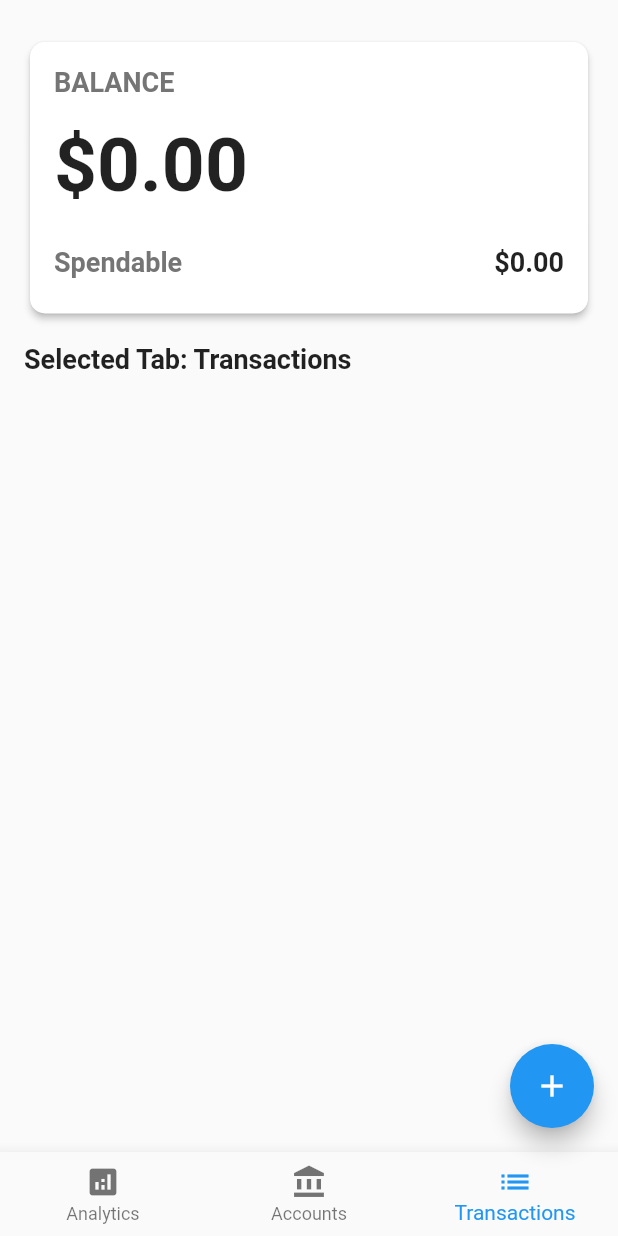
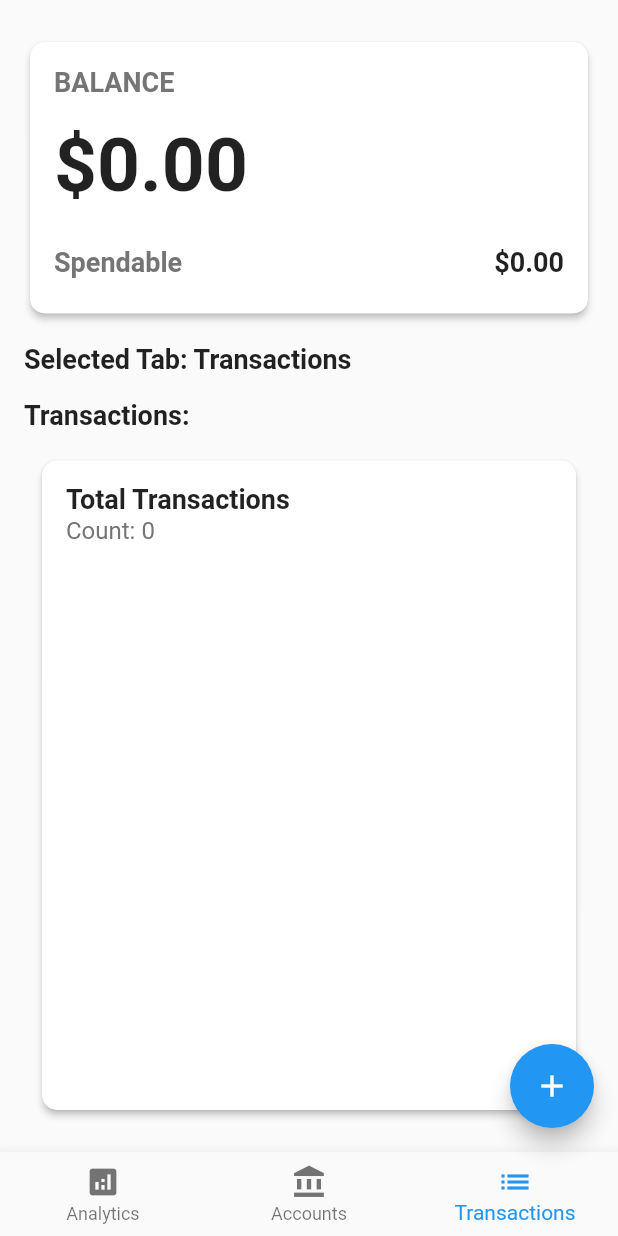
Before and after one commit to rpyncierto/AllowancePal, a Flutter app: the screen it shows after launch, after a tap on "Log in", on a phone screen of 412 x 824 dp. Run offline on Flutter 3.47's test engine with Material 2 defaults, Android fonts, the light colour scheme and no system bars; our stand-ins replace firebase_core, shared_preferences; accounts and stored records are empty.

Commit message:
feat: added saving of and fetching of transactions

```diff
--- a/lib/screens/authentication/sign_in.dart
+++ b/lib/screens/authentication/sign_in.dart
@@ -1,7 +1,7 @@
 import 'package:flutter/material.dart';
 import 'package:flutter/gestures.dart';
 import '../route_transition.dart';
-import '../tracker/dashboard.dart';
+import '../tracker/dashboard_page.dart';
 import 'sign_up.dart';
 
 class SignInPage extends StatefulWidget {
--- a/lib/screens/tracker/dashboard.dart
+++ b/lib/screens/tracker/dashboard_page.dart
@@ -3,6 +3,7 @@ import 'package:shared_preferences/shared_preferences.dart';
 import 'dart:convert';
 
 import 'account.dart';
+import 'transaction.dart';
 
 class DashboardPage extends StatefulWidget {
   @override
@@ -14,6 +15,7 @@ class _DashboardPageState extends State<DashboardPage> {
 
   List<String> tabNames = ['Analytics', 'Accounts', 'Transactions'];
   List<Account> accounts = [];
+  List<Transaction> transactions = [];
 
   String accountName = '';
   double balance = 0.0;
@@ -23,6 +25,7 @@ class _DashboardPageState extends State<DashboardPage> {
   void initState() {
     super.initState();
     _fetchAccountData();
+    _fetchTransactionData();
   }
 
   Future<void> _fetchAccountData() async {
@@ -37,10 +40,31 @@ class _DashboardPageState extends State<DashboardPage> {
     }
   }
 
+  Future<void> _fetchTransactionData() async {
+    SharedPreferences prefs = await SharedPreferences.getInstance();
+    String? transactionData = prefs.getString('transactions');
+
+    if (transactionData != null) {
+      List<dynamic> transactionList = json.decode(transactionData);
+      setState(() {
+        transactions = transactionList
+            .map((item) => Transaction.fromJson(item as Map<String, dynamic>)
+                as Transaction)
+            .toList();
+      });
+    }
+  }
+
   Future<void> _saveAccountData() async {
     SharedPreferences prefs = await SharedPreferences.getInstance();
     String accountData = json.encode(accounts);
     await prefs.setString('accounts', accountData);
+  }
+
+  Future<void> _saveTransactionData() async {
+    SharedPreferences prefs = await SharedPreferences.getInstance();
+    String transactionData = json.encode(transactions);
+    await prefs.setString('transactions', transactionData);
   }
 
   @override
@@ -180,18 +204,44 @@ class _DashboardPageState extends State<DashboardPage> {
                     ),
                   ),
                 ),
-
               ],
               if (_selectedIndex == 2) ...[
                 const SizedBox(height: 16.0),
-                const Expanded(
-                  child:  Padding(
-                      padding: EdgeInsets.all(
-                        8.0,
+                Text(
+                  'Transactions:',
+                  style: TextStyle(
+                    fontSize: 18.0,
+                    fontWeight: FontWeight.bold,
+                  ),
+                ),
+                const SizedBox(height: 8.0),
+                Expanded(
+                  child: Padding(
+                    padding: const EdgeInsets.all(8.0),
+                    child: Card(
+                      elevation: 2.0,
+                      shape: RoundedRectangleBorder(
+                        borderRadius: BorderRadius.circular(10.0),
+                      ),
+                      child: ListTile(
+                        title: Text(
+                          'Total Transactions',
+                          style: const TextStyle(
+                            fontSize: 18.0,
+                            fontWeight: FontWeight.bold,
+                          ),
+                        ),
+                        subtitle: Text(
+                          'Count: ${transactions.length}',
+                          style: TextStyle(
+                            fontSize: 16.0,
+                            color: Colors.grey[600],
                           ),
                         ),
                       ),
-                const SizedBox(height: 16.0),
+                    ),
+                  ),
+                ),
               ],
             ],
           ),
@@ -343,6 +393,7 @@ class _DashboardPageState extends State<DashboardPage> {
     String? transactionType;
     double transactionAmount = 0.0;
     Account? selectedAccount;
+    String transactionDescription = '';
 
     showDialog(
       context: context,
@@ -354,7 +405,8 @@ class _DashboardPageState extends State<DashboardPage> {
               mainAxisSize: MainAxisSize.min,
               children: [
                 DropdownButtonFormField<String>(
-                  decoration: const InputDecoration(labelText: 'Transaction Type'),
+                  decoration:
+                      const InputDecoration(labelText: 'Transaction Type'),
                   value: transactionType,
                   onChanged: (value) {
                     setState(() {
@@ -400,6 +452,7 @@ class _DashboardPageState extends State<DashboardPage> {
                   decoration: InputDecoration(labelText: 'Description'),
                   onChanged: (value) {
                     setState(() {
+                      transactionDescription = value;
                     });
                   },
                 ),
@@ -425,6 +478,12 @@ class _DashboardPageState extends State<DashboardPage> {
                   selectedAccount!.balance -= transactionAmount;
                 }
 
+                transactions.add(Transaction(
+                    amount: transactionAmount,
+                    transactionType: transactionType!,
+                    account: selectedAccount!,
+                    description: transactionDescription));
+
                 // Save the updated account data
                 _saveAccountData();
                 // Fetch the updated account data
--- /dev/null
+++ b/lib/screens/tracker/transaction.dart
@@ -0,0 +1,24 @@
+import 'account.dart';
+
+class Transaction {
+  final double amount;
+  final String transactionType;
+  final Account account;
+  final String description;
+
+  Transaction({
+    required this.amount,
+    required this.transactionType,
+    required this.account,
+    required this.description,
+  });
+
+  factory Transaction.fromJson(Map<String, dynamic> json) {
+    return Transaction(
+      amount: json['amount'],
+      transactionType: json['transactionType'],
+      account: Account.fromJson(json['account']),
+      description: json['description'],
+    );
+  }
+}
```
Lines whose indentation alone changed are shown as unchanged.
